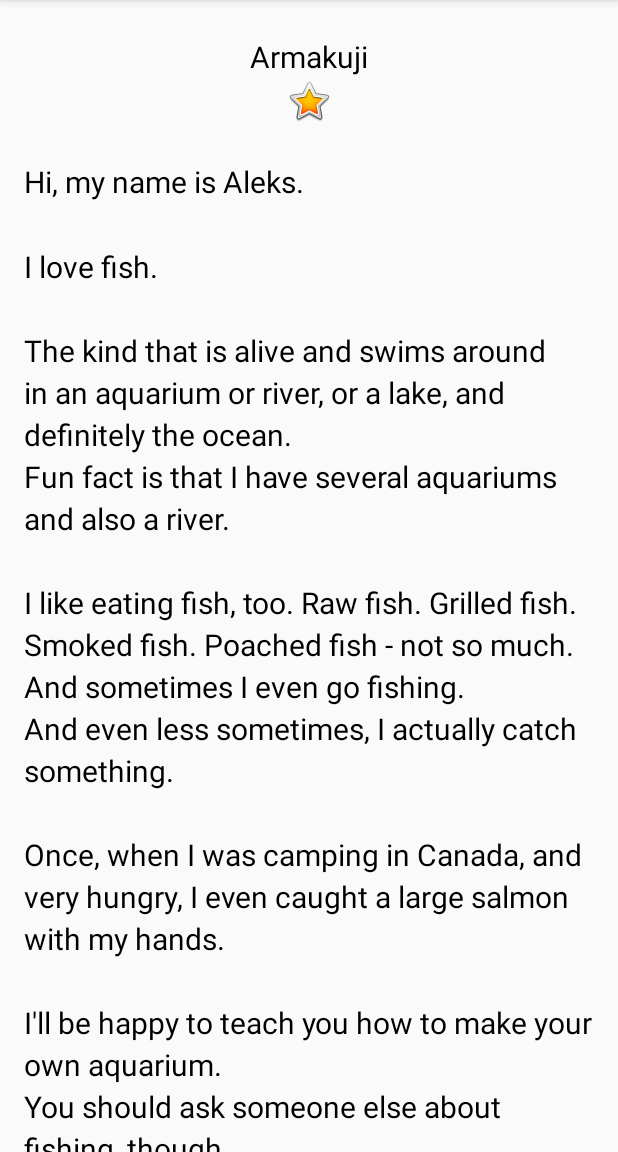
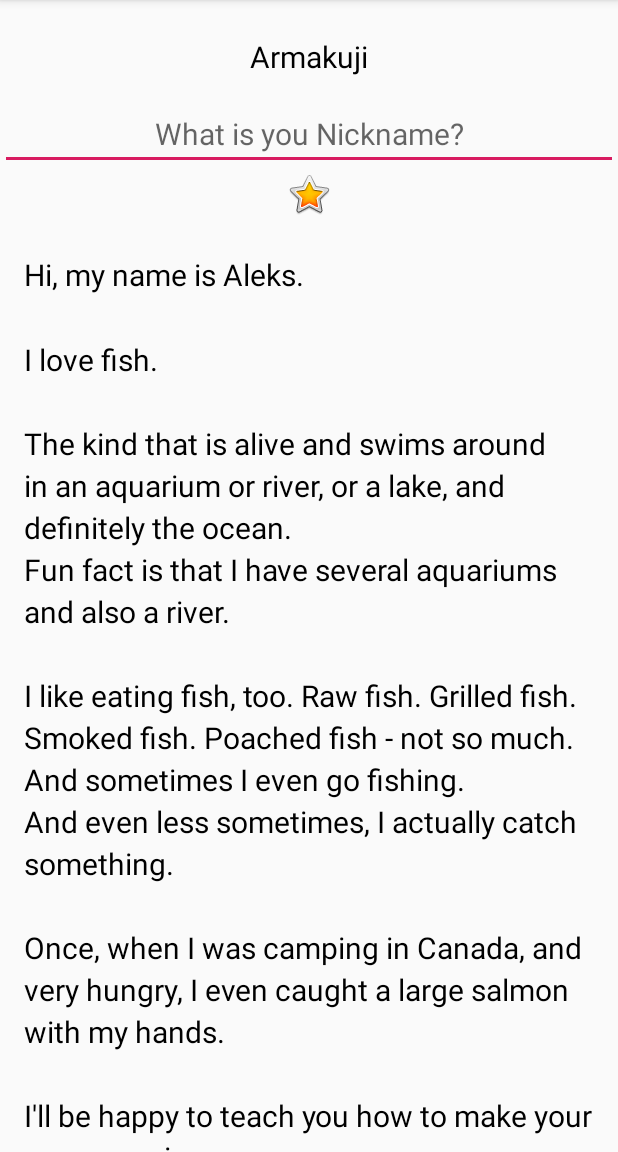
Before and after one commit to Armakuji/Andriod_Kotlin2.1, an Android app: the screen it shows after launch (MainActivity), on a phone screen of 412 x 824 dp, the part 84-1236 px from its top. Run offline under Robolectric (Android 15) with nearby library versions, the phone set to English and light mode, and no system bars; Roboto replaces fonts that are not available here.

Commit message:
add EditText Nickname

```diff
--- a/app/src/main/res/layout/activity_main.xml
+++ b/app/src/main/res/layout/activity_main.xml
@@ -13,6 +13,13 @@
             android:layout_height="wrap_content" android:id="@+id/name_text"
             android:textAlignment="center"
             style="@style/NameStyle"/>
+    <EditText
+            android:layout_width="match_parent"
+            android:layout_height="wrap_content"
+            android:inputType="textPersonName"
+            android:ems="10"
+            android:id="@+id/nickname_edit" android:hint="@string/what_is_your_nickname"
+            android:textAlignment="center" style="@style/NameStyle"/>
     <ImageView
             android:layout_width="match_parent"
             android:layout_height="wrap_content" app:srcCompat="@android:drawable/btn_star_big_on"
--- a/app/src/main/res/values/strings.xml
+++ b/app/src/main/res/values/strings.xml
@@ -12,4 +12,5 @@
         \n\nOnce, when I was camping in Canada, and very hungry, I even caught a large salmon with my hands.
         \n\nI\'ll be happy to teach you how to make your own aquarium.
         \nYou should ask someone else about fishing, though.\n\n</string>
+    <string name="what_is_your_nickname">What is you Nickname?</string>
 </resources>
```
